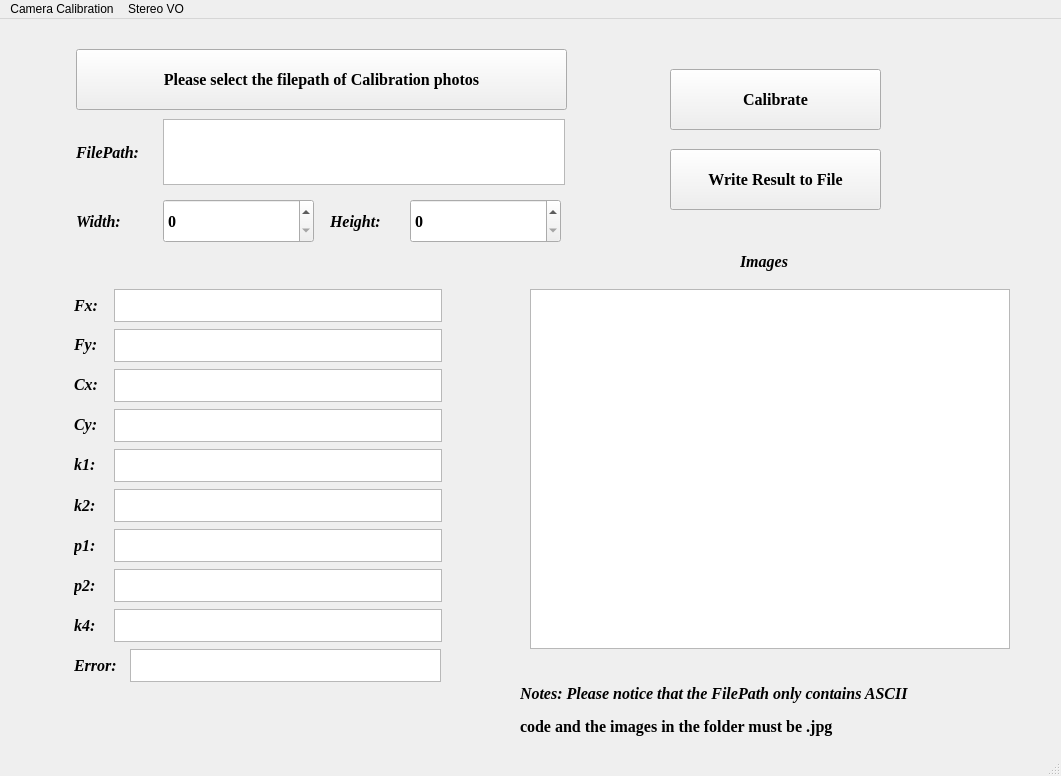
Before: the Qt Designer form MainWindow.ui in SihanWang-WHU/Stereo_VO, drawn with Qt 5.
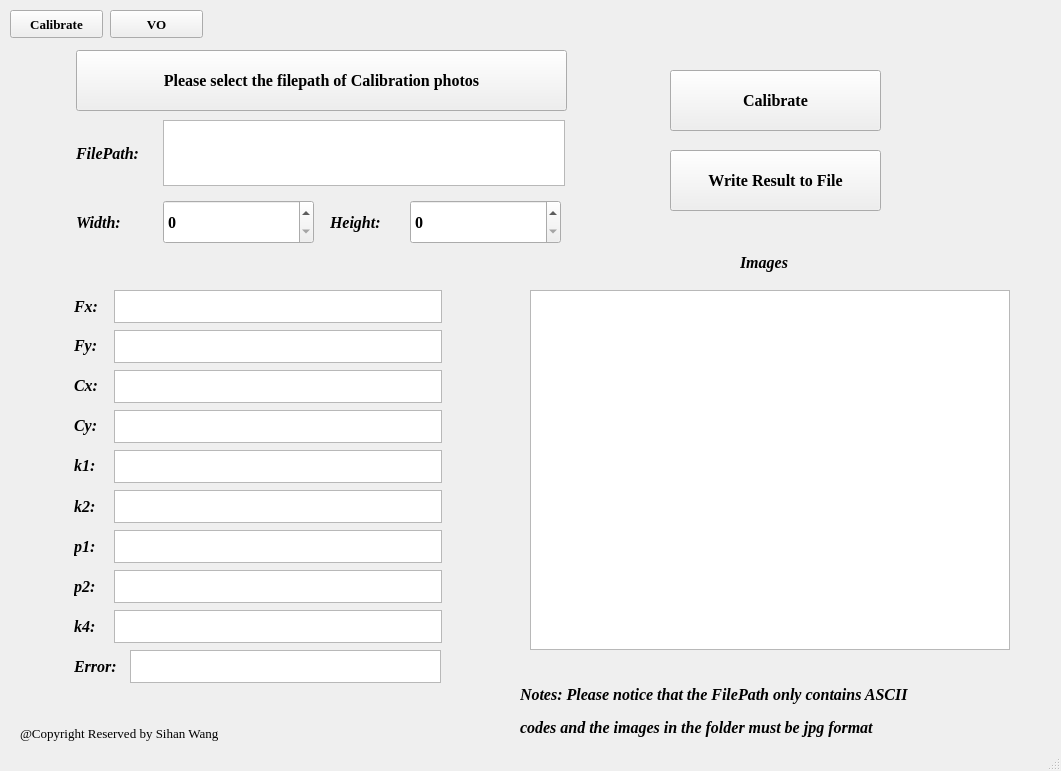
After: the same form once the commit is applied.

Diff of the .ui file:
```diff
--- a/MainWindow.ui
+++ b/MainWindow.ui
@@ -7,7 +7,7 @@
     <x>0</x>
     <y>0</y>
     <width>1061</width>
-    <height>776</height>
+    <height>771</height>
    </rect>
   </property>
   <property name="windowTitle">
@@ -18,7 +18,7 @@
     <property name="geometry">
      <rect>
       <x>76</x>
-      <y>30</y>
+      <y>50</y>
       <width>491</width>
       <height>61</height>
      </rect>
@@ -40,7 +40,7 @@
     <property name="geometry">
      <rect>
       <x>74</x>
-      <y>630</y>
+      <y>650</y>
       <width>61</width>
       <height>33</height>
      </rect>
@@ -62,7 +62,7 @@
     <property name="geometry">
      <rect>
       <x>130</x>
-      <y>630</y>
+      <y>650</y>
       <width>311</width>
       <height>33</height>
      </rect>
@@ -72,7 +72,7 @@
     <property name="geometry">
      <rect>
       <x>74</x>
-      <y>430</y>
+      <y>450</y>
       <width>27</width>
       <height>31</height>
      </rect>
@@ -94,7 +94,7 @@
     <property name="geometry">
      <rect>
       <x>114</x>
-      <y>430</y>
+      <y>450</y>
       <width>328</width>
       <height>33</height>
      </rect>
@@ -104,7 +104,7 @@
     <property name="geometry">
      <rect>
       <x>74</x>
-      <y>270</y>
+      <y>290</y>
       <width>30</width>
       <height>33</height>
      </rect>
@@ -126,7 +126,7 @@
     <property name="geometry">
      <rect>
       <x>114</x>
-      <y>270</y>
+      <y>290</y>
       <width>328</width>
       <height>33</height>
      </rect>
@@ -136,7 +136,7 @@
     <property name="geometry">
      <rect>
       <x>114</x>
-      <y>310</y>
+      <y>330</y>
       <width>328</width>
       <height>33</height>
      </rect>
@@ -146,7 +146,7 @@
     <property name="geometry">
      <rect>
       <x>74</x>
-      <y>310</y>
+      <y>330</y>
       <width>28</width>
       <height>31</height>
      </rect>
@@ -168,7 +168,7 @@
     <property name="geometry">
      <rect>
       <x>74</x>
-      <y>350</y>
+      <y>370</y>
       <width>30</width>
       <height>31</height>
      </rect>
@@ -190,7 +190,7 @@
     <property name="geometry">
      <rect>
       <x>114</x>
-      <y>350</y>
+      <y>370</y>
       <width>328</width>
       <height>33</height>
      </rect>
@@ -200,7 +200,7 @@
     <property name="geometry">
      <rect>
       <x>74</x>
-      <y>390</y>
+      <y>410</y>
       <width>28</width>
       <height>31</height>
      </rect>
@@ -222,7 +222,7 @@
     <property name="geometry">
      <rect>
       <x>114</x>
-      <y>390</y>
+      <y>410</y>
       <width>328</width>
       <height>33</height>
      </rect>
@@ -232,7 +232,7 @@
     <property name="geometry">
      <rect>
       <x>114</x>
-      <y>470</y>
+      <y>490</y>
       <width>328</width>
       <height>33</height>
      </rect>
@@ -242,7 +242,7 @@
     <property name="geometry">
      <rect>
       <x>74</x>
-      <y>470</y>
+      <y>490</y>
       <width>27</width>
       <height>33</height>
      </rect>
@@ -264,7 +264,7 @@
     <property name="geometry">
      <rect>
       <x>74</x>
-      <y>510</y>
+      <y>530</y>
       <width>27</width>
       <height>33</height>
      </rect>
@@ -286,7 +286,7 @@
     <property name="geometry">
      <rect>
       <x>114</x>
-      <y>510</y>
+      <y>530</y>
       <width>328</width>
       <height>33</height>
      </rect>
@@ -296,7 +296,7 @@
     <property name="geometry">
      <rect>
       <x>114</x>
-      <y>550</y>
+      <y>570</y>
       <width>328</width>
       <height>33</height>
      </rect>
@@ -306,7 +306,7 @@
     <property name="geometry">
      <rect>
       <x>74</x>
-      <y>550</y>
+      <y>570</y>
       <width>27</width>
       <height>33</height>
      </rect>
@@ -328,7 +328,7 @@
     <property name="geometry">
      <rect>
       <x>114</x>
-      <y>590</y>
+      <y>610</y>
       <width>328</width>
       <height>33</height>
      </rect>
@@ -338,7 +338,7 @@
     <property name="geometry">
      <rect>
       <x>74</x>
-      <y>590</y>
+      <y>610</y>
       <width>27</width>
       <height>33</height>
      </rect>
@@ -360,7 +360,7 @@
     <property name="geometry">
      <rect>
       <x>163</x>
-      <y>100</y>
+      <y>120</y>
       <width>402</width>
       <height>66</height>
      </rect>
@@ -370,7 +370,7 @@
     <property name="geometry">
      <rect>
       <x>76</x>
-      <y>100</y>
+      <y>120</y>
       <width>80</width>
       <height>66</height>
      </rect>
@@ -392,7 +392,7 @@
     <property name="geometry">
      <rect>
       <x>76</x>
-      <y>180</y>
+      <y>200</y>
       <width>57</width>
       <height>44</height>
      </rect>
@@ -414,7 +414,7 @@
     <property name="geometry">
      <rect>
       <x>330</x>
-      <y>180</y>
+      <y>200</y>
       <width>65</width>
       <height>44</height>
      </rect>
@@ -436,7 +436,7 @@
     <property name="geometry">
      <rect>
       <x>670</x>
-      <y>50</y>
+      <y>70</y>
       <width>211</width>
       <height>61</height>
      </rect>
@@ -458,7 +458,7 @@
     <property name="geometry">
      <rect>
       <x>670</x>
-      <y>130</y>
+      <y>150</y>
       <width>211</width>
       <height>61</height>
      </rect>
@@ -480,7 +480,7 @@
     <property name="geometry">
      <rect>
       <x>163</x>
-      <y>180</y>
+      <y>200</y>
       <width>151</width>
       <height>44</height>
      </rect>
@@ -498,7 +498,7 @@
     <property name="geometry">
      <rect>
       <x>410</x>
-      <y>180</y>
+      <y>200</y>
       <width>151</width>
       <height>44</height>
      </rect>
@@ -516,7 +516,7 @@
     <property name="geometry">
      <rect>
       <x>530</x>
-      <y>270</y>
+      <y>290</y>
       <width>480</width>
       <height>360</height>
      </rect>
@@ -526,7 +526,7 @@
     <property name="geometry">
      <rect>
       <x>740</x>
-      <y>220</y>
+      <y>240</y>
       <width>71</width>
       <height>44</height>
      </rect>
@@ -548,7 +548,7 @@
     <property name="geometry">
      <rect>
       <x>520</x>
-      <y>660</y>
+      <y>680</y>
       <width>501</width>
       <height>61</height>
      </rect>
@@ -577,38 +577,81 @@
          <family>Times New Roman</family>
          <pointsize>12</pointsize>
          <weight>75</weight>
+         <italic>true</italic>
          <bold>true</bold>
         </font>
        </property>
        <property name="text">
-        <string>code and the images in the folder must be .jpg</string>
+        <string>codes and the images in the folder must be jpg format</string>
        </property>
       </widget>
      </item>
     </layout>
    </widget>
-  </widget>
-  <widget class="QMenuBar" name="menubar">
-   <property name="geometry">
-    <rect>
-     <x>0</x>
-     <y>0</y>
-     <width>1061</width>
-     <height>26</height>
-    </rect>
-   </property>
-   <widget class="QMenu" name="menucal">
-    <property name="title">
-     <string>Camera Calibration</string>
+   <widget class="QPushButton" name="gobacktomain_button">
+    <property name="geometry">
+     <rect>
+      <x>10</x>
+      <y>10</y>
+      <width>93</width>
+      <height>28</height>
+     </rect>
     </property>
+    <property name="font">
+     <font>
+      <family>Times New Roman</family>
+      <pointsize>10</pointsize>
+      <weight>75</weight>
+      <bold>true</bold>
+     </font>
+    </property>
+    <property name="text">
+     <string>Calibrate</string>
+    </property>
    </widget>
-   <widget class="QMenu" name="menuStereo_VO">
-    <property name="title">
-     <string>Stereo VO</string>
+   <widget class="QPushButton" name="gotovo_button">
+    <property name="geometry">
+     <rect>
+      <x>110</x>
+      <y>10</y>
+      <width>93</width>
+      <height>28</height>
+     </rect>
     </property>
+    <property name="font">
+     <font>
+      <family>Times New Roman</family>
+      <pointsize>10</pointsize>
+      <weight>75</weight>
+      <bold>true</bold>
+     </font>
+    </property>
+    <property name="text">
+     <string>VO</string>
+    </property>
    </widget>
-   <addaction name="menucal"/>
-   <addaction name="menuStereo_VO"/>
+   <widget class="QLabel" name="Notes_2">
+    <property name="geometry">
+     <rect>
+      <x>20</x>
+      <y>720</y>
+      <width>321</width>
+      <height>26</height>
+     </rect>
+    </property>
+    <property name="font">
+     <font>
+      <family>Times New Roman</family>
+      <pointsize>10</pointsize>
+      <weight>50</weight>
+      <italic>false</italic>
+      <bold>false</bold>
+     </font>
+    </property>
+    <property name="text">
+     <string>@Copyright Reserved by Sihan Wang</string>
+    </property>
+   </widget>
   </widget>
   <widget class="QStatusBar" name="statusbar"/>
  </widget>
```
